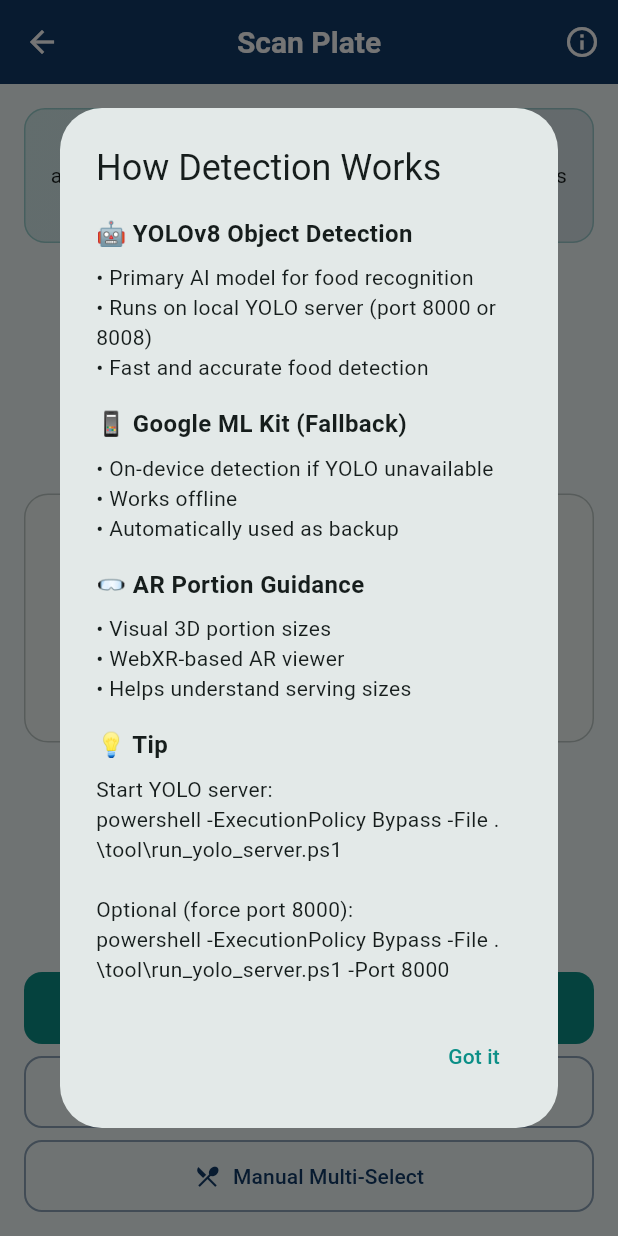
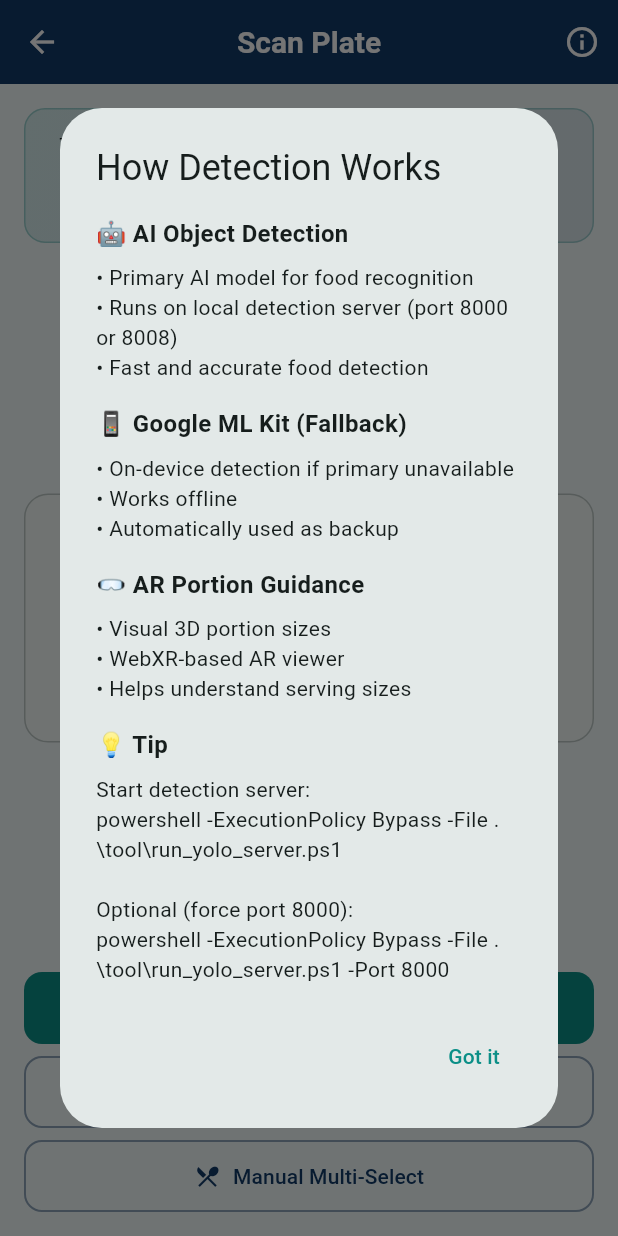
Before and after one commit to kishorfathi/GlucoDietix, a Flutter app: the ScanPlateScreen screen opened directly, after a tap on the "info outline" icon, on a phone screen of 412 x 824 dp. Run offline on Flutter 3.47's test engine with Material 3 defaults, Android fonts, the phone set to English and light mode, and no system bars; our stand-ins replace camera, image_picker, supabase_flutter, web; missing offline and left inert: dart:js_interop, dart:ui_web, google_mlkit_image_labeling; accounts and stored records are empty.

Commit message:
Remove YOLO-specific branding from UI text
- Changed 'YOLO AI' to generic 'AI' in instruction text
- Updated 'YOLOv8 Object Detection' to 'AI Object Detection'
- Changed 'YOLO server' to 'detection server' for generic labeling
- Updated error messages to reference 'detection backend' instead of 'YOLO backend'
- Makes UI less specific to implementation details

```diff
--- a/lib/screens/scan/scan_plate_screen.dart
+++ b/lib/screens/scan/scan_plate_screen.dart
@@ -128,7 +128,7 @@
         _isDetecting = false;
         if (detected.isEmpty) {
           _mlNotice =
-              'No foods auto-detected. Use Add Missing Food below, or verify YOLO backend at http://127.0.0.1:8000/health (or 8008).';
+              'No foods auto-detected. Use Add Missing Food below, or verify the detection backend at http://127.0.0.1:8000/health (or 8008).';
         }
       });
     } catch (e) {
@@ -425,13 +425,13 @@
                       mainAxisSize: MainAxisSize.min,
                       children: [
                         Text(
-                          '🤖 YOLOv8 Object Detection',
+                          '🤖 AI Object Detection',
                           style: TextStyle(
                               fontWeight: FontWeight.bold, fontSize: 16),
                         ),
                         SizedBox(height: 8),
                         Text('• Primary AI model for food recognition\n'
-                            '• Runs on local YOLO server (port 8000 or 8008)\n'
+                            '• Runs on local detection server (port 8000 or 8008)\n'
                             '• Fast and accurate food detection'),
                         SizedBox(height: 16),
                         Text(
@@ -440,7 +440,7 @@
                               fontWeight: FontWeight.bold, fontSize: 16),
                         ),
                         SizedBox(height: 8),
-                        Text('• On-device detection if YOLO unavailable\n'
+                        Text('• On-device detection if primary unavailable\n'
                             '• Works offline\n'
                             '• Automatically used as backup'),
                         SizedBox(height: 16),
@@ -460,7 +460,7 @@
                               fontWeight: FontWeight.bold, fontSize: 16),
                         ),
                         SizedBox(height: 8),
-                        Text('Start YOLO server:\n'
+                        Text('Start detection server:\n'
                             'powershell -ExecutionPolicy Bypass -File .\\tool\\run_yolo_server.ps1\n\n'
                             'Optional (force port 8000):\n'
                             'powershell -ExecutionPolicy Bypass -File .\\tool\\run_yolo_server.ps1 -Port 8000'),
@@ -501,7 +501,7 @@
                       Border.all(color: scheme.primary.withValues(alpha: 0.3)),
                 ),
                 child: const Text(
-                  'Take a photo and YOLO AI will detect foods automatically. Review predictions and adjust portions before analysis.',
+                  'Take a photo and AI will detect foods automatically. Review predictions and adjust portions before analysis.',
                   textAlign: TextAlign.center,
                 ),
               ),
```
